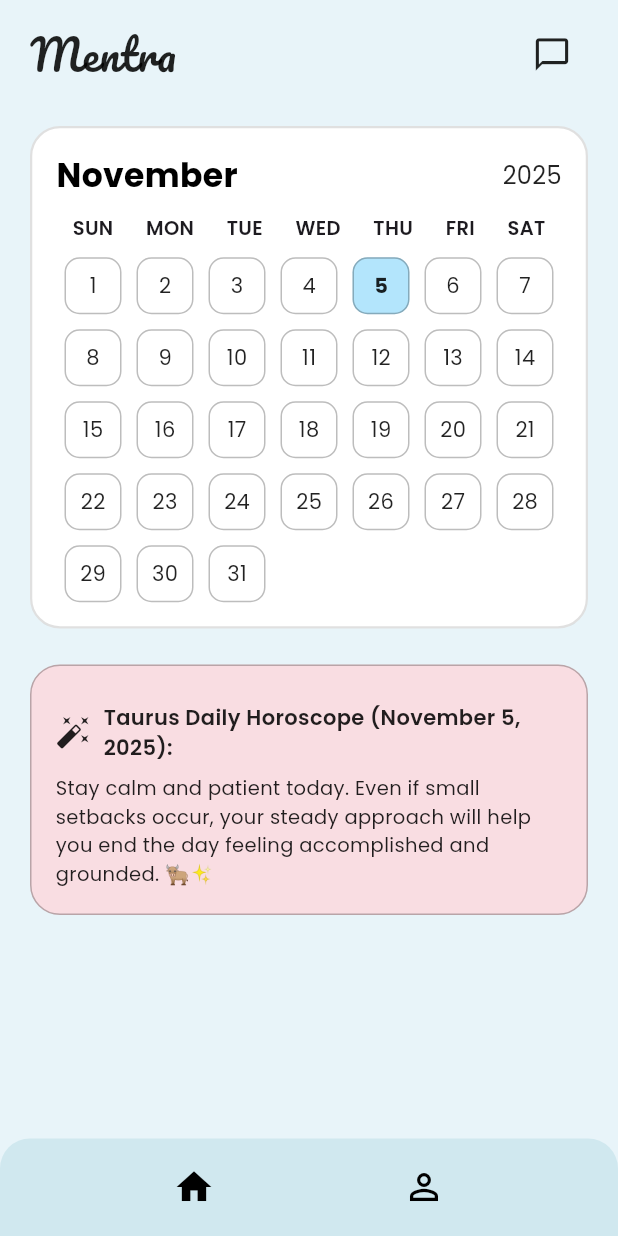
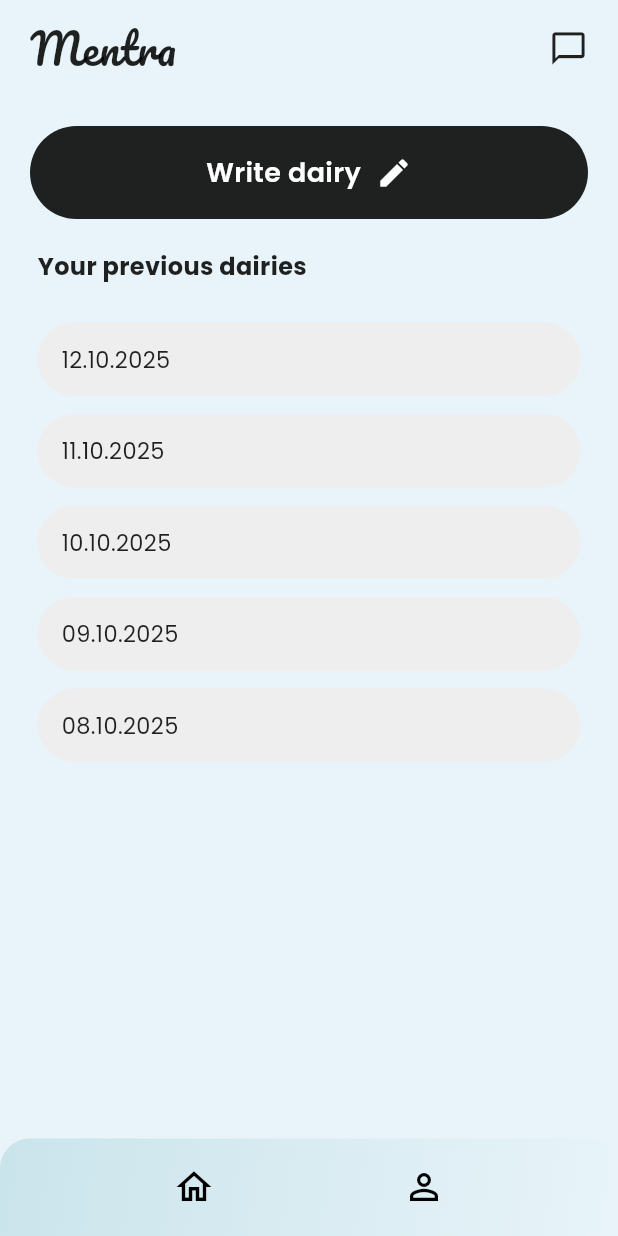
Before and after one commit to emirkizilcim0/mentra-app, a Flutter app: the HomePage screen opened by its route, after a tap on the "chat bubble outline" icon, on a phone screen of 412 x 824 dp. Run offline on Flutter 3.47's test engine with Material 3 defaults, Android fonts, the phone set to English and light mode, and no system bars; our stand-ins replace firebase_auth, firebase_core, google_fonts, google_sign_in; accounts and stored records are empty.

Commit message:
chat_page, info_page are added. Some updated are done.

```diff
--- /dev/null
+++ b/App/lib/chat_page.dart
@@ -0,0 +1,180 @@
+import 'package:flutter/material.dart';
+import 'package:google_fonts/google_fonts.dart';
+import 'home_page.dart';
+import 'profile_page.dart';
+
+class ChatPage extends StatelessWidget {
+  const ChatPage({super.key});
+
+  @override
+  Widget build(BuildContext context) {
+    return Scaffold(
+      backgroundColor: const Color(0xFFE8F4F9),
+      body: SafeArea(
+        child: Column(
+          children: [
+            // 🩶 Top Bar
+            Padding(
+              padding: const EdgeInsets.symmetric(horizontal: 20, vertical: 12),
+              child: Row(
+                mainAxisAlignment: MainAxisAlignment.spaceBetween,
+                children: [
+                  Text(
+                    "Mentra",
+                    style: GoogleFonts.pacifico(
+                      fontSize: 28,
+                      color: Colors.black87,
+                    ),
+                  ),
+                  const Icon(
+                    Icons.chat_bubble_outline,
+                    color: Colors.black87,
+                    size: 26,
+                  ),
+                ],
+              ),
+            ),
+
+            // ✍️ Write Diary Button
+            Container(
+              margin: const EdgeInsets.symmetric(horizontal: 20, vertical: 20),
+              width: double.infinity,
+              padding: const EdgeInsets.symmetric(vertical: 18),
+              decoration: BoxDecoration(
+                color: Colors.black87,
+                borderRadius: BorderRadius.circular(40),
+              ),
+              child: Row(
+                mainAxisAlignment: MainAxisAlignment.center,
+                children: [
+                  Text(
+                    "Write dairy",
+                    style: GoogleFonts.poppins(
+                      fontSize: 18,
+                      fontWeight: FontWeight.w600,
+                      color: Colors.white,
+                    ),
+                  ),
+                  const SizedBox(width: 10),
+                  const Icon(Icons.edit, color: Colors.white),
+                ],
+              ),
+            ),
+
+            // 🕓 Previous Diaries
+            Padding(
+              padding: const EdgeInsets.symmetric(horizontal: 25.0),
+              child: Align(
+                alignment: Alignment.centerLeft,
+                child: Text(
+                  "Your previous dairies",
+                  style: GoogleFonts.poppins(
+                    fontSize: 16,
+                    fontWeight: FontWeight.w700,
+                    color: Colors.black87,
+                  ),
+                ),
+              ),
+            ),
+
+            const SizedBox(height: 10),
+
+            // 📅 List of previous diary dates
+            Expanded(
+              child: SingleChildScrollView(
+                padding: const EdgeInsets.symmetric(
+                  horizontal: 25,
+                  vertical: 10,
+                ),
+                child: Column(
+                  children: [
+                    for (final date in [
+                      "12.10.2025",
+                      "11.10.2025",
+                      "10.10.2025",
+                      "09.10.2025",
+                      "08.10.2025",
+                    ])
+                      Container(
+                        width: double.infinity,
+                        margin: const EdgeInsets.symmetric(vertical: 6),
+                        padding: const EdgeInsets.symmetric(
+                          vertical: 14,
+                          horizontal: 16,
+                        ),
+                        decoration: BoxDecoration(
+                          color: Colors.grey.shade200,
+                          borderRadius: BorderRadius.circular(30),
+                        ),
+                        child: Text(
+                          date,
+                          style: GoogleFonts.poppins(
+                            fontSize: 15,
+                            color: Colors.black87,
+                          ),
+                        ),
+                      ),
+                  ],
+                ),
+              ),
+            ),
+
+            // ⚙️ Bottom Navigation Bar
+            Container(
+              height: 65,
+              decoration: const BoxDecoration(
+                gradient: LinearGradient(
+                  colors: [
+                    Color(0xFFCAE4EB), // pastel blue gradient start
+                    Color(0xFFE8F4F9), // lighter fade
+                  ],
+                  begin: Alignment.topLeft,
+                  end: Alignment.bottomRight,
+                ),
+                borderRadius: BorderRadius.only(
+                  topLeft: Radius.circular(20),
+                  topRight: Radius.circular(20),
+                ),
+              ),
+              child: Row(
+                mainAxisAlignment: MainAxisAlignment.spaceEvenly,
+                children: [
+                  IconButton(
+                    icon: const Icon(
+                      Icons.home_outlined,
+                      size: 28,
+                      color: Colors.black,
+                    ),
+                    onPressed: () {
+                      Navigator.pushReplacement(
+                        context,
+                        MaterialPageRoute(
+                          builder: (context) => const HomePage(),
+                        ),
+                      );
+                    },
+                  ),
+                  IconButton(
+                    icon: const Icon(
+                      Icons.person_outline,
+                      size: 28,
+                      color: Colors.black,
+                    ),
+                    onPressed: () {
+                      Navigator.pushReplacement(
+                        context,
+                        MaterialPageRoute(
+                          builder: (context) => const ProfilePage(),
+                        ),
+                      );
+                    },
+                  ),
+                ],
+              ),
+            ),
+          ],
+        ),
+      ),
+    );
+  }
+}
--- a/App/lib/home_page.dart
+++ b/App/lib/home_page.dart
@@ -1,7 +1,9 @@
 import 'package:flutter/material.dart';
 import 'package:google_fonts/google_fonts.dart';
 import 'package:intl/intl.dart';
-import 'profile_page.dart';
+import 'routes_manager.dart';
+import 'chat_page.dart'; // Need to make it all in routes_manager.dart. It is hard-coded right now.
+import 'profile_page.dart'; // Need to make it all in routes_manager.dart. It is hard-coded right now.
 
 class HomePage extends StatelessWidget {
   const HomePage({super.key});
@@ -31,7 +33,14 @@ class HomePage extends StatelessWidget {
                     ),
                   ),
                   IconButton(
-                    onPressed: () {},
+                    onPressed: () {
+                      Navigator.push(
+                        context,
+                        MaterialPageRoute(
+                          builder: (context) => const ChatPage(),
+                        ),
+                      );
+                    },
                     icon: const Icon(
                       Icons.chat_bubble_outline,
                       color: Colors.black87,
--- a/App/lib/main.dart
+++ b/App/lib/main.dart
@@ -23,8 +23,8 @@ class MyApp extends StatelessWidget {
         colorScheme: ColorScheme.fromSeed(seedColor: Colors.deepPurple),
         useMaterial3: true,
       ),
-      initialRoute: '/login', // 👈 Start from LoginPage
-      routes: AppRoutes.routes, // Use the centralized routes
+      initialRoute: '/home',
+      routes: AppRoutes.routes,
     );
   }
 }
--- a/App/lib/routes_manager.dart
+++ b/App/lib/routes_manager.dart
@@ -1,12 +1,14 @@
 // It consists of routes of the application.
 
 import 'package:flutter/material.dart';
+import 'package:mentra_app/chat_page.dart';
 import 'splash_page.dart';
 import 'home_page.dart';
 import 'login_page.dart';
 import 'signup_page.dart';
 import 'profile_page.dart';
 import 'test_page.dart';
+import 'info_page.dart';
 
 class AppRoutes {
   static final Map<String, WidgetBuilder> routes = {
@@ -16,5 +18,7 @@ class AppRoutes {
     '/signup': (context) => const SignupPage(),
     '/profile': (context) => const ProfilePage(),
     '/testPage': (context) => const MbtiTestPage(),
+    '/chatPage': (context) => const ChatPage(),
+    '/infoPage': (context) => const InfoPage(),
   };
 }
```
Also changed, not shown: App/lib/info_page.dart (added, +144 -0 lines), App/lib/profile_page.dart (+202 -178 lines), 1 other file.
